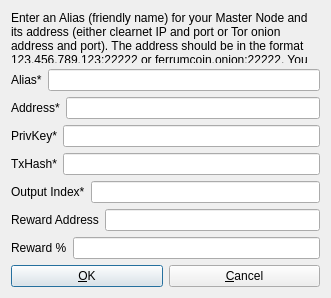
Above: src/qt/forms/addeditadrenalinenode.ui from rvanduiven/ferrum before the change. Below: the same form after it.
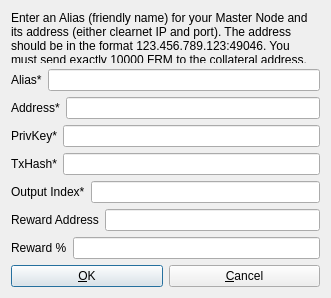
That is the form after the change.

```diff
--- a/src/qt/forms/addeditadrenalinenode.ui
+++ b/src/qt/forms/addeditadrenalinenode.ui
@@ -26,7 +26,7 @@
       </sizepolicy>
      </property>
      <property name="text">
-      <string>&lt;html&gt;&lt;head/&gt;&lt;body&gt;&lt;p&gt;Enter an Alias (friendly name) for your Master Node and its address (either clearnet IP and port or Tor onion address and port). The address should be in the format 123.456.789.123:22222 or ferrumcoin.onion:22222. You must send exactly 5000 FRM to the collateral address.&lt;/p&gt;&lt;/body&gt;&lt;/html&gt;</string>
+      <string>&lt;html&gt;&lt;head/&gt;&lt;body&gt;&lt;p&gt;Enter an Alias (friendly name) for your Master Node and its address (either clearnet IP and port). The address should be in the format 123.456.789.123:49046. You must send exactly 10000 FRM to the collateral address.&lt;/p&gt;&lt;/body&gt;&lt;/html&gt;</string>
      </property>
      <property name="wordWrap">
       <bool>true</bool>
```
